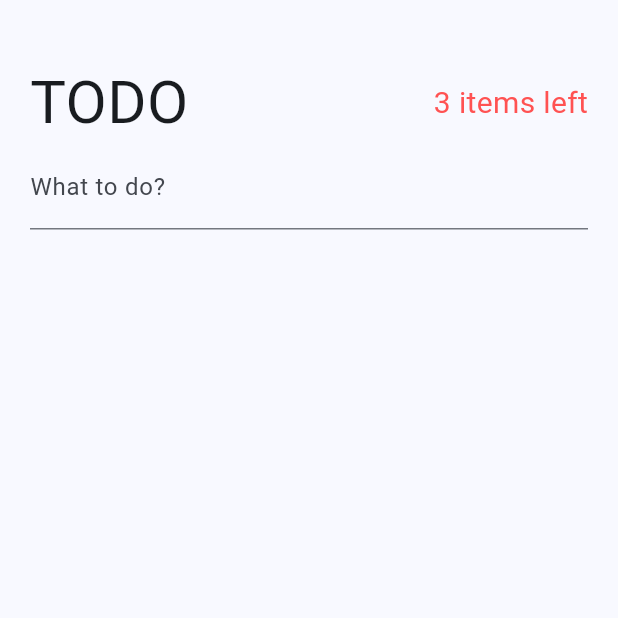
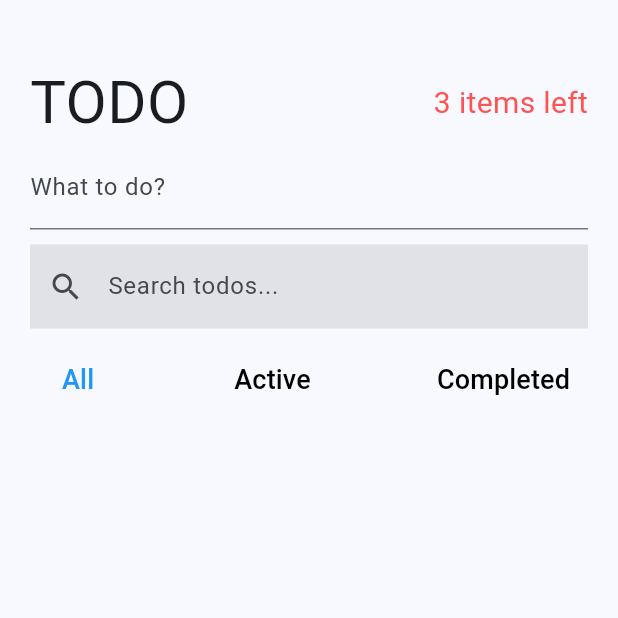
Before and after one commit to jsmile/todo_cubit, a Flutter app: the screen it shows after launch, on a phone screen of 412 x 824 dp, the top half of it. Run offline on Flutter 3.47's test engine with Material 2 defaults, Android fonts, the phone set to English and light mode, and no system bars; our stand-ins replace equatable, flutter_bloc.

Commit message:
SearchAndFilterTodo Widget

```diff
--- /dev/null
+++ b/lib/pages/todos_page/search_and_filter_todo.dart
@@ -0,0 +1,67 @@
+import 'package:flutter/material.dart';
+import 'package:flutter_bloc/flutter_bloc.dart';
+import 'package:todo_cubit/cubits/cubits.dart';
+
+import '../../models/todo_model.dart';
+
+class SearchAndFilterTodo extends StatelessWidget {
+  const SearchAndFilterTodo({super.key});
+
+  @override
+  Widget build(BuildContext context) {
+    return Column(
+      children: [
+        TextField(
+          decoration: const InputDecoration(
+            labelText: 'Search todos...',
+            border: InputBorder.none,
+            filled: true,
+            prefixIcon: Icon(Icons.search),
+          ),
+          onChanged: (String? newSearchTerm) {
+            if (newSearchTerm != null) {
+              context.read<TodoSearchCubit>().setSearchTerm(newSearchTerm);
+            }
+          },
+        ),
+        const SizedBox(
+          height: 10.0,
+        ),
+        Row(
+          mainAxisAlignment: MainAxisAlignment.spaceBetween,
+          children: [
+            filterButton(context, Filter.all),
+            filterButton(context, Filter.active),
+            filterButton(context, Filter.completed),
+          ],
+        ),
+      ],
+    );
+  }
+
+  // 버튼 선택 시마다 TodoList 의 State 와 Text 색상을 변경시킴.
+  Widget filterButton(BuildContext context, Filter filter) {
+    return TextButton(
+      child: Text(
+        filter == Filter.all
+            ? 'All'
+            : filter == Filter.active
+                ? 'Active'
+                : 'Completed',
+        style: TextStyle(
+          color: getTextColor(context, filter),
+          fontSize: 18.0,
+        ),
+      ),
+      onPressed: () {
+        context.read<TodoFilterCubit>().chageFilter(filter);
+      },
+    );
+  }
+
+  // TodoList 의 State에 따라 색상을 변경.
+  Color getTextColor(BuildContext context, Filter filter) {
+    final currentFilter = context.watch<TodoFilterCubit>().state.filter;
+    return (currentFilter == filter) ? Colors.blue : Colors.black;
+  }
+}
--- a/lib/pages/todos_page/todos_page.dart
+++ b/lib/pages/todos_page/todos_page.dart
@@ -1,5 +1,6 @@
 import 'package:flutter/material.dart';
 import 'package:todo_cubit/pages/todos_page/create_todo.dart';
+import 'package:todo_cubit/pages/todos_page/search_and_filter_todo.dart';
 
 import 'todo_header.dart';
 
@@ -20,6 +21,8 @@ class TodosPage extends StatelessWidget {
               children: [
                 TodoHeader(),
                 CreateTodo(),
+                SizedBox(height: 10.0),
+                SearchAndFilterTodo(),
               ],
             ),
           ),
```
